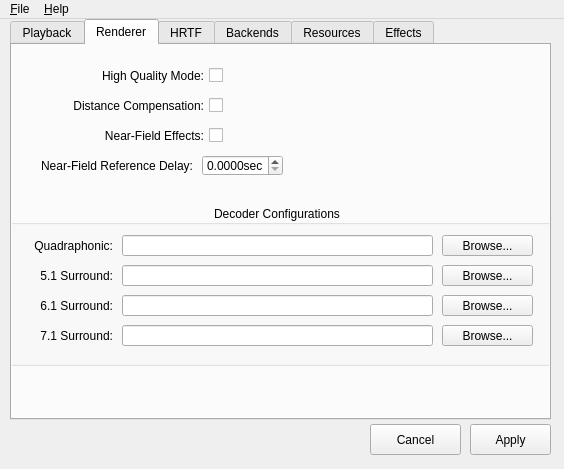
Old version of the form utils/alsoft-config/mainwindow.ui in the repository kcat/openal-soft.
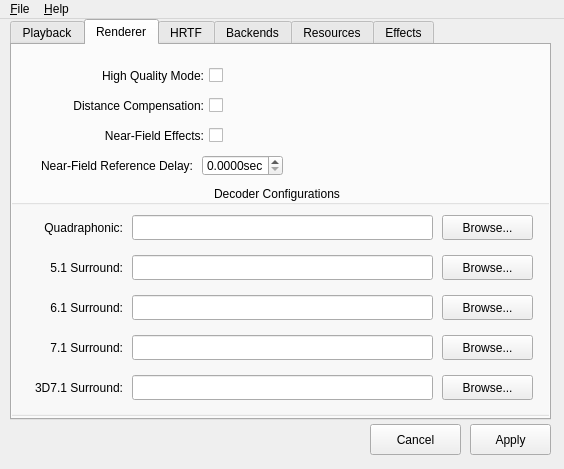
New version of the form. The open tabs and pages were chosen to show the change. Icons and pictures are not drawn.

What changed in the file:
```diff
--- a/utils/alsoft-config/mainwindow.ui
+++ b/utils/alsoft-config/mainwindow.ui
@@ -668,9 +668,9 @@
       <property name="geometry">
        <rect>
         <x>-10</x>
-        <y>160</y>
+        <y>140</y>
         <width>551</width>
-        <height>161</height>
+        <height>231</height>
        </rect>
       </property>
       <property name="title">
@@ -682,10 +682,10 @@
       <widget class="QLineEdit" name="decoderQuadLineEdit">
        <property name="geometry">
         <rect>
-         <x>120</x>
+         <x>130</x>
          <y>30</y>
-         <width>311</width>
-         <height>21</height>
+         <width>301</width>
+         <height>25</height>
         </rect>
        </property>
       </widget>
@@ -694,8 +694,8 @@
         <rect>
          <x>20</x>
          <y>30</y>
-         <width>91</width>
-         <height>21</height>
+         <width>101</width>
+         <height>25</height>
         </rect>
        </property>
        <property name="text">
@@ -711,7 +711,7 @@
          <x>440</x>
          <y>30</y>
          <width>91</width>
-         <height>21</height>
+         <height>25</height>
         </rect>
        </property>
        <property name="text">
@@ -721,10 +721,10 @@
       <widget class="QLineEdit" name="decoder51LineEdit">
        <property name="geometry">
         <rect>
-         <x>120</x>
-         <y>60</y>
-         <width>311</width>
-         <height>21</height>
+         <x>130</x>
+         <y>70</y>
+         <width>301</width>
+         <height>25</height>
         </rect>
        </property>
       </widget>
@@ -732,9 +732,9 @@
        <property name="geometry">
         <rect>
          <x>440</x>
-         <y>60</y>
+         <y>70</y>
          <width>91</width>
-         <height>21</height>
+         <height>25</height>
         </rect>
        </property>
        <property name="text">
@@ -745,9 +745,9 @@
        <property name="geometry">
         <rect>
          <x>20</x>
-         <y>60</y>
-         <width>91</width>
-         <height>21</height>
+         <y>70</y>
+         <width>101</width>
+         <height>25</height>
         </rect>
        </property>
        <property name="text">
@@ -761,9 +761,9 @@
        <property name="geometry">
         <rect>
          <x>20</x>
-         <y>90</y>
-         <width>91</width>
-         <height>21</height>
+         <y>110</y>
+         <width>101</width>
+         <height>25</height>
         </rect>
        </property>
        <property name="text">
@@ -776,10 +776,10 @@
       <widget class="QLineEdit" name="decoder61LineEdit">
        <property name="geometry">
         <rect>
-         <x>120</x>
-         <y>90</y>
-         <width>311</width>
-         <height>21</height>
+         <x>130</x>
+         <y>110</y>
+         <width>301</width>
+         <height>25</height>
         </rect>
        </property>
       </widget>
@@ -787,9 +787,9 @@
        <property name="geometry">
         <rect>
          <x>440</x>
-         <y>90</y>
+         <y>110</y>
          <width>91</width>
-         <height>21</height>
+         <height>25</height>
         </rect>
        </property>
        <property name="text">
@@ -800,9 +800,9 @@
        <property name="geometry">
         <rect>
          <x>440</x>
-         <y>120</y>
+         <y>150</y>
          <width>91</width>
-         <height>21</height>
+         <height>25</height>
         </rect>
        </property>
        <property name="text">
@@ -812,10 +812,10 @@
       <widget class="QLineEdit" name="decoder71LineEdit">
        <property name="geometry">
         <rect>
-         <x>120</x>
-         <y>120</y>
-         <width>311</width>
-         <height>21</height>
+         <x>130</x>
+         <y>150</y>
+         <width>301</width>
+         <height>25</height>
         </rect>
        </property>
       </widget>
@@ -823,9 +823,9 @@
        <property name="geometry">
         <rect>
          <x>20</x>
-         <y>120</y>
-         <width>91</width>
-         <height>21</height>
+         <y>150</y>
+         <width>101</width>
+         <height>25</height>
         </rect>
        </property>
        <property name="text">
@@ -835,6 +835,45 @@
         <set>Qt::AlignRight|Qt::AlignTrailing|Qt::AlignVCenter</set>
        </property>
       </widget>
+      <widget class="QLabel" name="label_33">
+       <property name="geometry">
+        <rect>
+         <x>20</x>
+         <y>190</y>
+         <width>101</width>
+         <height>25</height>
+        </rect>
+       </property>
+       <property name="text">
+        <string>3D7.1 Surround:</string>
+       </property>
+       <property name="alignment">
+        <set>Qt::AlignRight|Qt::AlignTrailing|Qt::AlignVCenter</set>
+       </property>
+      </widget>
+      <widget class="QLineEdit" name="decoder3D71LineEdit">
+       <property name="geometry">
+        <rect>
+         <x>130</x>
+         <y>190</y>
+         <width>301</width>
+         <height>25</height>
+        </rect>
+       </property>
+      </widget>
+      <widget class="QPushButton" name="decoder3D71Button">
+       <property name="geometry">
+        <rect>
+         <x>440</x>
+         <y>190</y>
+         <width>91</width>
+         <height>25</height>
+        </rect>
+       </property>
+       <property name="text">
+        <string>Browse...</string>
+       </property>
+      </widget>
      </widget>
      <widget class="QCheckBox" name="decoderNFEffectsCheckBox">
       <property name="geometry">
```
